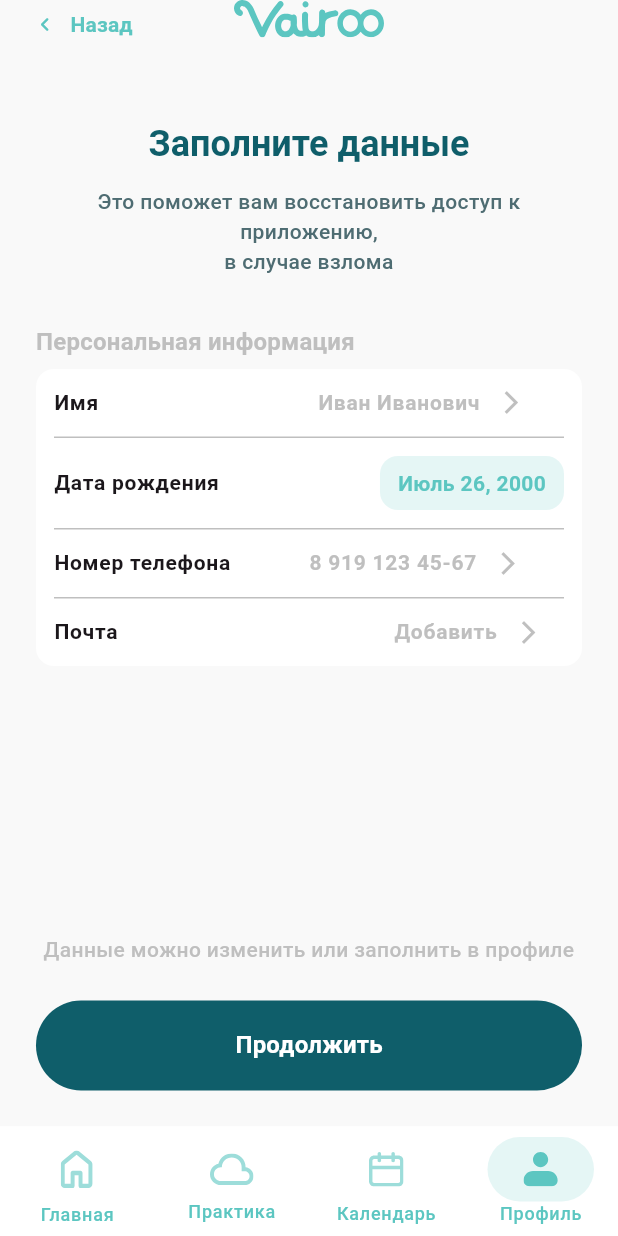
After one commit to Sobol17/vairoo-app, a Flutter app: the ProfileEditPage screen opened by its route, after a tap on "Назад", on a phone screen of 412 x 824 dp. The commit adds this screen. Run offline on Flutter 3.47's test engine with Material 3 defaults, Android fonts, the phone set to English and light mode, and no system bars; our stand-ins replace dio, equatable, flutter_svg, go_router, mask_text_input_formatter, shared_preferences; accounts and stored records are empty.

Commit message:
complete profile edti screen

```diff
--- a/lib/app/app.dart
+++ b/lib/app/app.dart
@@ -24,6 +24,7 @@ import 'package:ai_note/src/features/practice/presentation/pages/practice_page.d
 import 'package:ai_note/src/features/profile/data/datasources/profile_local_data_source.dart';
 import 'package:ai_note/src/features/profile/data/repositories/profile_repository_impl.dart';
 import 'package:ai_note/src/features/profile/domain/repositories/profile_repository.dart';
+import 'package:ai_note/src/features/profile/presentation/pages/profile_edit_page.dart';
 import 'package:ai_note/src/features/profile/presentation/pages/profile_page.dart';
 import 'package:dio/dio.dart';
 import 'package:flutter/material.dart';
@@ -177,6 +178,13 @@ class _AppRouterHostState extends State<_AppRouterHost> {
                   path: '/profile',
                   pageBuilder: (context, state) =>
                       const NoTransitionPage(child: ProfilePage()),
+                  routes: [
+                    GoRoute(
+                      path: 'edit',
+                      pageBuilder: (context, state) =>
+                          const NoTransitionPage(child: ProfileEditPage()),
+                    ),
+                  ],
                 ),
               ],
             ),
--- a/lib/src/features/auth/presentation/widgets/brand_logo.dart
+++ b/lib/src/features/auth/presentation/widgets/brand_logo.dart
@@ -2,7 +2,9 @@ import 'package:flutter/material.dart';
 import 'package:flutter_svg/flutter_svg.dart';
 
 class BrandLogo extends StatelessWidget {
-  const BrandLogo({super.key});
+  const BrandLogo({this.color, super.key});
+
+  final Color? color;
 
   @override
   Widget build(BuildContext context) {
@@ -14,7 +16,7 @@ class BrandLogo extends StatelessWidget {
           height: 25,
           fit: BoxFit.contain,
           colorFilter: ColorFilter.mode(
-            theme.colorScheme.primary,
+            color ?? theme.colorScheme.primary,
             BlendMode.srcIn,
           ),
         ),
--- a/lib/src/features/auth/presentation/widgets/phone_step.dart
+++ b/lib/src/features/auth/presentation/widgets/phone_step.dart
@@ -1,8 +1,8 @@
 import 'package:ai_note/src/core/theme/app_colors.dart';
 import 'package:ai_note/src/shared/helpers/formatter.dart';
+import 'package:ai_note/src/shared/helpers/phone_mask.dart';
 import 'package:ai_note/src/shared/widgets/primary_button.dart';
 import 'package:flutter/material.dart';
-import 'package:flutter/services.dart';
 import 'package:flutter_svg/flutter_svg.dart';
 
 class PhoneStep extends StatefulWidget {
@@ -129,7 +129,7 @@ class _PhoneStepState extends State<PhoneStep> {
           textInputAction: TextInputAction.done,
           decoration: const InputDecoration(hintText: 'Номер телефона'),
           onSubmitted: (_) => _handleSubmit(),
-          inputFormatters: [FilteringTextInputFormatter.digitsOnly],
+          inputFormatters: [phoneMask],
         ),
         if (widget.errorText != null) ...[
           const SizedBox(height: 12),
--- /dev/null
+++ b/lib/src/features/profile/presentation/pages/profile_edit_page.dart
@@ -0,0 +1,345 @@
+import 'package:ai_note/src/core/theme/app_colors.dart';
+import 'package:ai_note/src/features/auth/presentation/widgets/brand_logo.dart';
+import 'package:ai_note/src/shared/helpers/formatter.dart';
+import 'package:flutter/material.dart';
+import 'package:go_router/go_router.dart';
+
+class ProfileEditPage extends StatefulWidget {
+  const ProfileEditPage({super.key});
+
+  @override
+  State<ProfileEditPage> createState() => _ProfileEditPageState();
+}
+
+class _ProfileEditPageState extends State<ProfileEditPage> {
+  late final TextEditingController _nameController;
+  late final TextEditingController _phoneController;
+  late final TextEditingController _emailController;
+  late final Formatter _formatter;
+
+  DateTime? _birthDate;
+
+  @override
+  void initState() {
+    super.initState();
+    _formatter = Formatter();
+    _nameController = TextEditingController(text: 'Иван Иванович');
+    _phoneController = TextEditingController(text: '8 919 123 45-67')
+      ..addListener(_handlePhoneChanged);
+    _emailController = TextEditingController();
+    _birthDate = DateTime(2000, 7, 26);
+  }
+
+  @override
+  void dispose() {
+    _phoneController.removeListener(_handlePhoneChanged);
+    _nameController.dispose();
+    _phoneController.dispose();
+    _emailController.dispose();
+    super.dispose();
+  }
+
+  void _handlePhoneChanged() {
+    final digits = _extractDigits(_phoneController.text);
+    final formatted = _formatter.applyPhoneMask(digits);
+    if (_phoneController.text != formatted) {
+      _phoneController.value = TextEditingValue(
+        text: formatted,
+        selection: TextSelection.collapsed(offset: formatted.length),
+      );
+    }
+  }
+
+  String _extractDigits(String value) {
+    final buffer = StringBuffer();
+    for (final rune in value.runes) {
+      final char = String.fromCharCode(rune);
+      if (RegExp(r'\d').hasMatch(char)) {
+        buffer.write(char);
+      }
+    }
+    return buffer.toString();
+  }
+
+  Future<void> _selectBirthDate() async {
+    final now = DateTime.now();
+    final initialDate = _birthDate != null
+        ? DateTime(_birthDate!.year, _birthDate!.month, _birthDate!.day)
+        : DateTime(now.year - 18, now.month, now.day);
+    final picked = await showDatePicker(
+      context: context,
+      initialDate: initialDate,
+      firstDate: DateTime(1940),
+      lastDate: now,
+    );
+    if (picked != null) {
+      setState(() {
+        _birthDate = picked;
+      });
+    }
+  }
+
+  String get _formattedBirthDate {
+    final date = _birthDate;
+    if (date == null) {
+      return 'Добавить';
+    }
+    return _formatter.formatFullDate(date);
+  }
+
+  void _handleContinue() {
+    FocusScope.of(context).unfocus();
+    context.pop();
+  }
+
+  @override
+  Widget build(BuildContext context) {
+    final theme = Theme.of(context);
+    final bodyStyle = theme.textTheme.bodyMedium?.copyWith(
+      color: AppColors.textSecondary,
+      fontWeight: FontWeight.w500,
+    );
+    final labelStyle = theme.textTheme.bodyLarge?.copyWith(
+      color: AppColors.textBlack,
+      fontSize: 14,
+      fontWeight: FontWeight.w600,
+    );
+    final textStyle = theme.textTheme.bodyLarge?.copyWith(
+      color: AppColors.textGray,
+      fontSize: 14,
+      fontWeight: FontWeight.w600,
+    );
+
+    return Scaffold(
+      backgroundColor: AppColors.bgGray,
+      body: SafeArea(
+        child: LayoutBuilder(
+          builder: (context, constraints) {
+            return SingleChildScrollView(
+              padding: const EdgeInsets.symmetric(horizontal: 24),
+              child: ConstrainedBox(
+                constraints: BoxConstraints(minHeight: constraints.maxHeight),
+                child: IntrinsicHeight(
+                  child: Column(
+                    crossAxisAlignment: CrossAxisAlignment.stretch,
+                    children: [
+                      SizedBox(
+                        height: 56,
+                        child: Stack(
+                          alignment: Alignment.center,
+                          children: [
+                            const BrandLogo(color: AppColors.secondary),
+                            Positioned(
+                              left: -15,
+                              top: -8,
+                              child: TextButton.icon(
+                                onPressed: () => {},
+                                icon: const Icon(Icons.chevron_left_rounded),
+                                label: const Text('Назад'),
+                                style: TextButton.styleFrom(
+                                  foregroundColor: AppColors.secondary,
+                                  textStyle: Theme.of(context)
+                                      .textTheme
+                                      .labelLarge
+                                      ?.copyWith(fontWeight: FontWeight.w600),
+                                ),
+                              ),
+                            ),
+                          ],
+                        ),
+                      ),
+                      const SizedBox(height: 24),
+                      Text(
+                        'Заполните данные',
+                        textAlign: TextAlign.center,
+                        style: theme.textTheme.headlineSmall?.copyWith(
+                          color: AppColors.primary,
+                          fontWeight: FontWeight.w700,
+                        ),
+                      ),
+                      const SizedBox(height: 12),
+                      Text(
+                        'Это поможет вам восстановить доступ к приложению,\nв случае взлома',
+                        textAlign: TextAlign.center,
+                        style: bodyStyle,
+                      ),
+                      const SizedBox(height: 32),
+                      Text(
+                        'Персональная информация',
+                        style: theme.textTheme.titleMedium?.copyWith(
+                          fontWeight: FontWeight.w600,
+                          color: AppColors.textGray,
+                        ),
+                      ),
+                      Container(
+                        margin: EdgeInsets.only(top: 6),
+                        padding: EdgeInsets.all(12),
+                        decoration: BoxDecoration(
+                          color: AppColors.surface,
+                          borderRadius: BorderRadius.circular(12),
+                        ),
+                        child: Column(
+                          children: [
+                            Row(
+                              crossAxisAlignment: CrossAxisAlignment.center,
+                              children: [
+                                Expanded(child: Text('Имя', style: labelStyle)),
+                                const SizedBox(width: 12),
+                                Expanded(
+                                  child: Row(
+                                    children: [
+                                      Text('Иван Иванович', style: textStyle),
+                                      const SizedBox(width: 12),
+                                      Icon(
+                                        Icons.arrow_forward_ios,
+                                        color: AppColors.textGray,
+                                        size: 18,
+                                      ),
+                                    ],
+                                  ),
+                                ),
+                              ],
+                            ),
+                            Padding(
+                              padding: const EdgeInsets.symmetric(vertical: 12),
+                              child: const Divider(
+                                height: 1,
+                                color: AppColors.textGray,
+                              ),
+                            ),
+                            InkWell(
+                              onTap: _selectBirthDate,
+                              child: Row(
+                                children: [
+                                  Expanded(
+                                    child: Text(
+                                      'Дата рождения',
+                                      style: labelStyle,
+                                    ),
+                                  ),
+                                  const SizedBox(width: 12),
+                                  Container(
+                                    padding: const EdgeInsets.symmetric(
+                                      horizontal: 12,
+                                      vertical: 8,
+                                    ),
+                                    decoration: BoxDecoration(
+                                      color: _birthDate != null
+                                          ? AppColors.secondary.withValues(
+                                              alpha: 0.16,
+                                            )
+                                          : Colors.transparent,
+                                      borderRadius: BorderRadius.circular(12),
+                                    ),
+                                    child: Text(
+                                      _formattedBirthDate,
+                                      style: bodyStyle?.copyWith(
+                                        color: _birthDate != null
+                                            ? AppColors.secondary
+                                            : AppColors.textGray,
+                                        fontWeight: FontWeight.w600,
+                                      ),
+                                    ),
+                                  ),
+                                ],
+                              ),
+                            ),
+                            Padding(
+                              padding: const EdgeInsets.symmetric(vertical: 12),
+                              child: const Divider(
+                                height: 1,
+                                color: AppColors.textGray,
+                              ),
+                            ),
+                            Row(
+                              crossAxisAlignment: CrossAxisAlignment.center,
+                              children: [
+                                Expanded(
+                                  child: Text(
+                                    'Номер телефона',
+                                    style: labelStyle,
+                                  ),
+                                ),
+
+                                Expanded(
+                                  child: Row(
+                                    children: [
+                                      Text('8 919 123 45-67', style: textStyle),
+                                      const SizedBox(width: 12),
+                                      Icon(
+                                        Icons.arrow_forward_ios,
+                                        color: AppColors.textGray,
+                                        size: 18,
+                                      ),
+                                    ],
+                                  ),
+                                ),
+                              ],
+                            ),
+                            Padding(
+                              padding: const EdgeInsets.symmetric(vertical: 12),
+                              child: const Divider(
+                                height: 1,
+                                color: AppColors.textGray,
+                              ),
+                            ),
+                            Row(
+                              crossAxisAlignment: CrossAxisAlignment.center,
+                              children: [
+                                Expanded(
+                                  child: Text('Почта', style: labelStyle),
+                                ),
+                                const Spacer(),
+                                Expanded(
+                                  child: Row(
+                                    children: [
+                                      Text('Добавить', style: textStyle),
+                                      const SizedBox(width: 12),
+                                      Icon(
+                                        Icons.arrow_forward_ios,
+                                        color: AppColors.textGray,
+                                        size: 18,
+                                      ),
+                                    ],
+                                  ),
+                                ),
+                              ],
+                            ),
+                          ],
+                        ),
+                      ),
+                      const Spacer(),
+                      const SizedBox(height: 28),
+                      Text(
+                        'Данные можно изменить или заполнить в профиле',
+                        textAlign: TextAlign.center,
+                        style: bodyStyle?.copyWith(color: AppColors.textGray),
+                      ),
+                      const SizedBox(height: 24),
+                      FilledButton(
+                        style: FilledButton.styleFrom(
+                          backgroundColor: AppColors.primary,
+                          foregroundColor: Colors.white,
+                          padding: const EdgeInsets.symmetric(vertical: 18),
+                          shape: RoundedRectangleBorder(
+                            borderRadius: BorderRadius.circular(40),
+                          ),
+                          textStyle: theme.textTheme.titleMedium?.copyWith(
+                            fontWeight: FontWeight.w600,
+                          ),
+                        ),
+                        onPressed: _handleContinue,
+                        child: const Text('Продолжить'),
+                      ),
+                      const SizedBox(height: 24),
+                    ],
+                  ),
+                ),
+              ),
+            );
+          },
+        ),
+      ),
+    );
+  }
+}
--- a/lib/src/features/profile/presentation/pages/profile_page.dart
+++ b/lib/src/features/profile/presentation/pages/profile_page.dart
@@ -136,6 +136,29 @@ class _ProfileView extends StatelessWidget {
                           child: const Text('Начать общаться'),
                         ),
                       ),
+                      const SizedBox(height: 12),
+                      SizedBox(
+                        width: double.infinity,
+                        child: FilledButton(
+                          onPressed: () => context.push('/profile/edit'),
+                          style: FilledButton.styleFrom(
+                            backgroundColor: AppColors.secondary,
+                            foregroundColor: Colors.white,
+                            padding: const EdgeInsets.symmetric(vertical: 14),
+                            shape: RoundedRectangleBorder(
+                              borderRadius: BorderRadius.circular(32),
+                            ),
+                            textStyle: theme.textTheme.titleMedium?.copyWith(
+                              fontWeight: FontWeight.w600,
+                            ),
+                          ),
+                          child: Text(
+                            controller.isProfileComplete
+                                ? 'Изменить данные'
+                                : 'Заполнить данные',
+                          ),
+                        ),
+                      ),
                       const SizedBox(height: 16),
                       Text(
                         'Заполните недостающие данные своего профиля перед использованием чата!',
--- /dev/null
+++ b/lib/src/shared/helpers/phone_mask.dart
@@ -0,0 +1,7 @@
+import 'package:mask_text_input_formatter/mask_text_input_formatter.dart';
+
+final phoneMask = MaskTextInputFormatter(
+  mask: '+7 (###) ###-##-##',
+  filter: {"#": RegExp(r'[0-9]')},
+  type: MaskAutoCompletionType.lazy,
+);
--- a/pubspec.yaml
+++ b/pubspec.yaml
@@ -15,6 +15,7 @@ dependencies:
   provider: ^6.1.2
   equatable: ^2.0.5
   go_router: ^14.2.0
+  mask_text_input_formatter: ^2.9.0
 
 dev_dependencies:
   flutter_test:
```
Also changed, not shown: pubspec.lock.
